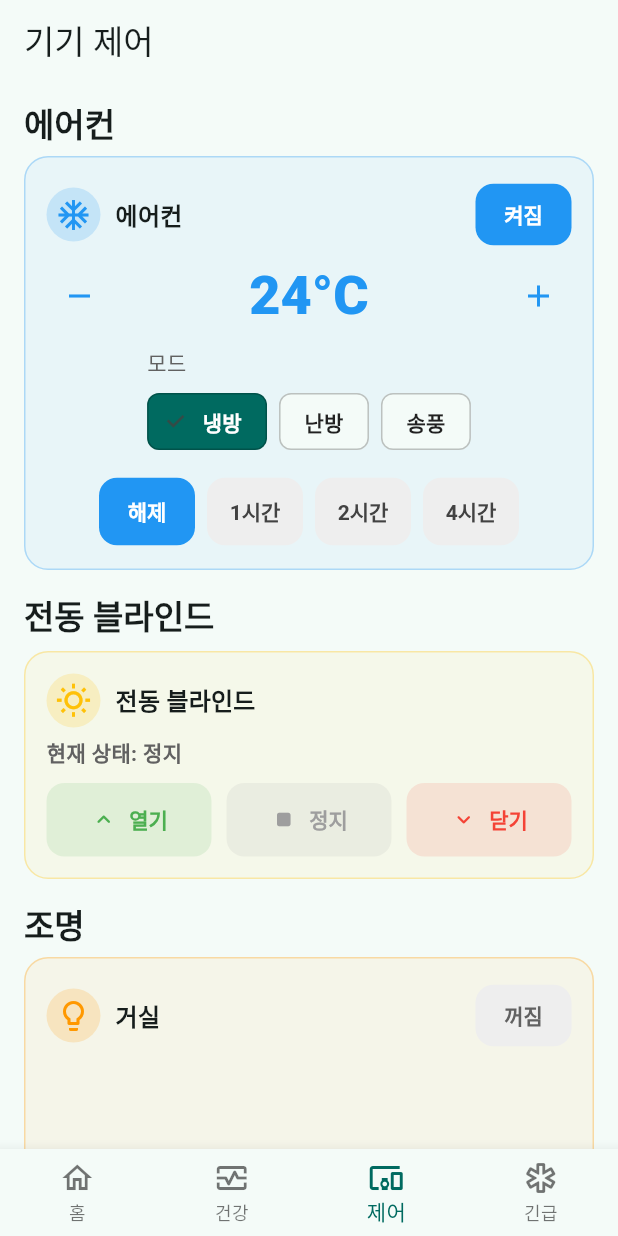
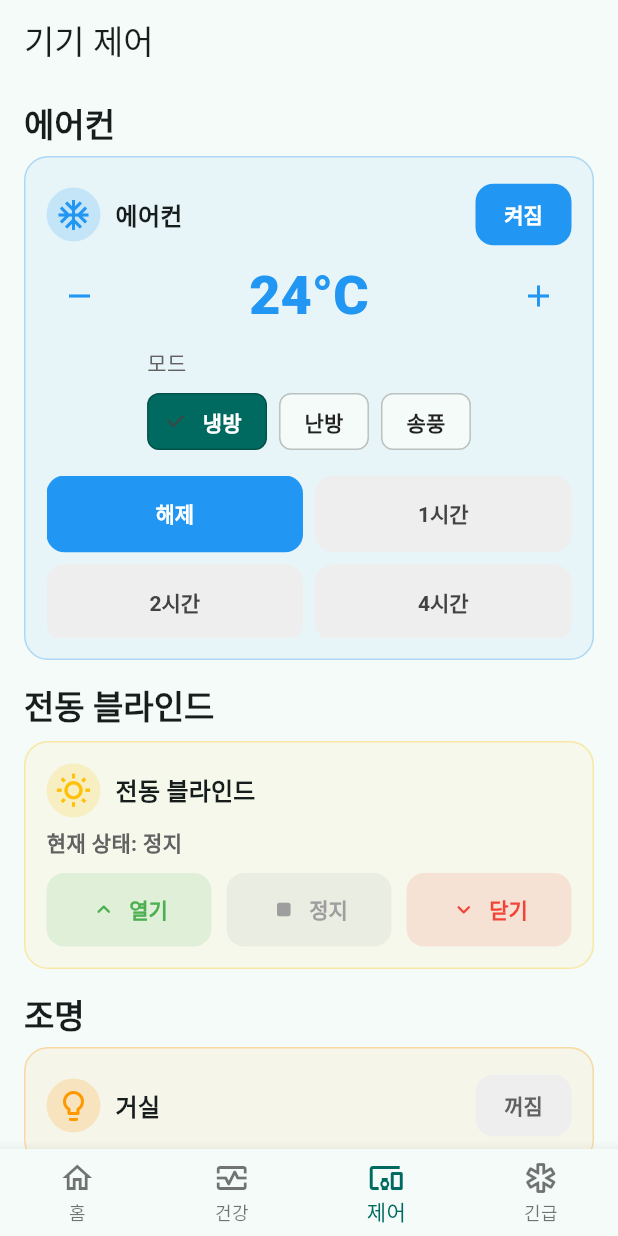
Before and after one commit to estherox123/finalhealthcheck, a Flutter app: the screen it shows after launch, item 3 of the bottom bar chosen, after a tap on "꺼짐", on a phone screen of 412 x 824 dp. Run offline on Flutter 3.47's test engine with Material 3 defaults, Android fonts, the phone set to English and light mode, and no system bars; our stand-ins replace fl_chart, package_info_plus, shared_preferences; missing offline and left inert: android_intent_plus, health; statements that could not run were skipped.

Commit message:
iot design fixed

```diff
--- a/lib/pages/device_control_page.dart
+++ b/lib/pages/device_control_page.dart
@@ -1,4 +1,3 @@
-// lib/pages/device_control_page.dart
 import 'package:flutter/material.dart';
 
 import '../data/iot/device_control_controller.dart';
@@ -32,33 +31,30 @@ class _DeviceControlPageState extends State<DeviceControlPage> {
 
   @override
   Widget build(BuildContext context) {
-    final snap = _c.snapshot; // IotSnapshot?
-    final loading = snap == null;
+    final snap = _c.snapshot;
+    final loading = _c.status != IotStatus.ready;
 
     return Scaffold(
       appBar: AppBar(title: const Text('기기 제어')),
       body: RefreshIndicator(
-        // 컨트롤러에 refresh가 없다 했으니 init()을 재호출해 재로딩
         onRefresh: () => _c.init(),
         child: ListView(
           padding: const EdgeInsets.fromLTRB(16, 12, 16, 24),
           children: [
-            // ============ 에어컨 (AcMode/컨트롤러 시그니처에 맞춤) ============
             _SectionTitle('에어컨'),
             _AirconCard(
-              state: snap?.aircon,                   // AcState?
-              onToggle: () => _c.toggleAc(),
-              onTempDelta: (d) => _c.acTempDelta(d), // int delta
-              onSetMode: (m) => _c.setAcMode(m),     // AcMode
-              onSetTimer: (h) => _c.setAcTimer(h),   // int hours(0,1,2,4)
+              state: snap.aircon,
+              onToggle: _c.toggleAc,
+              onTempDelta: _c.acTempDelta,
+              onSetMode: _c.setAcMode,
+              onSetTimer: _c.setAcTimer,
               loading: loading,
             ),
             const SizedBox(height: 16),
 
-            // ============ 전동 블라인드 (setBlinds + 단순 상태) ============
             _SectionTitle('전동 블라인드'),
             _BlindsCard(
-              status: snap?.blinds, // BlindsStatus? (open/close/stop 중 하나)
+              status: snap.blinds,
               onOpen: () => _c.setBlinds(BlindsStatus.open),
               onStop: () => _c.setBlinds(BlindsStatus.stop),
               onClose: () => _c.setBlinds(BlindsStatus.close),
@@ -66,13 +62,12 @@ class _DeviceControlPageState extends State<DeviceControlPage> {
             ),
             const SizedBox(height: 16),
 
-            // ============ 조명(방별 큰 카드: 거실/침실/주방) ===============
             _SectionTitle('조명'),
-            _LightsRow(
+            _LightsColumn(
               rooms: const ['거실', '침실', '주방'],
               snapshot: snap,
-              onToggle: (room) => _c.toggleLight(room),
-              onBrightness: (room, b) => _c.setBrightness(room, b),
+              onToggle: _c.toggleLight,
+              onBrightness: _c.setBrightness,
               loading: loading,
             ),
           ],
@@ -89,18 +84,20 @@ class _SectionTitle extends StatelessWidget {
   @override
   Widget build(BuildContext context) => Padding(
     padding: const EdgeInsets.only(bottom: 8),
-    child: Text(text,
+    child: Text(
+      text,
       style: Theme.of(context)
           .textTheme
           .titleLarge
-            ?.copyWith(fontWeight: FontWeight.w800)),
+          ?.copyWith(fontWeight: FontWeight.w800),
+    ),
   );
 }
 
 /* ================================ 에어컨 ================================ */
 
 class _AirconCard extends StatelessWidget {
-  final dynamic state;
+  final AirconState state;
   final VoidCallback onToggle;
   final void Function(int delta) onTempDelta;
   final void Function(AcMode mode) onSetMode;
@@ -118,10 +115,10 @@ class _AirconCard extends StatelessWidget {
 
   @override
   Widget build(BuildContext context) {
-    final bool on   = (state?.isOn as bool?) ?? false;
-    final int  temp = (state?.temperature as int?) ?? 24;
-    final AcMode mode = (state?.mode as AcMode?) ?? AcMode.cool;
-    final int  timer  = (state?.timerHours as int?) ?? 0;
+    final bool on = state.isOn;
+    final int temp = state.temperature;
+    final AcMode mode = state.mode;
+    final int timer = state.timerHours;
 
     return _Card(
       color: Colors.blue,
@@ -140,7 +137,7 @@ class _AirconCard extends StatelessWidget {
             ),
           ),
           AnimatedSwitcher(
-            duration: const Duration(milliseconds: 200),
+            duration: const Duration(milliseconds: 180),
             child: on
                 ? Column(
               key: const ValueKey('ac-on'),
@@ -156,8 +153,7 @@ class _AirconCard extends StatelessWidget {
                 _ModeChips<AcMode>(
                   label: '모드',
                   value: mode,
-                  // const로 박으면 “맵 키는 상수여야” 오류가 날 수 있어요 → 일반 Map 사용
-                  items: {
+                  items: const {
                     AcMode.cool: '냉방',
                     AcMode.heat: '난방',
                     AcMode.fan: '송풍',
@@ -165,8 +161,8 @@ class _AirconCard extends StatelessWidget {
                   onSelected: loading ? null : onSetMode,
                 ),
                 const SizedBox(height: 12),
-                _TimerChips(
-                  value: timer,                  // 0/1/2/4
+                _TimerGrid2x2(
+                  value: timer, // 0/1/2/4
                   onSelected: loading ? null : onSetTimer,
                   color: Colors.blue,
                 ),
@@ -180,10 +176,65 @@ class _AirconCard extends StatelessWidget {
   }
 }
 
+/* ===== 타이머 2x2 그리드 (해제 / 1시간 / 2시간 / 4시간) – 글자 줄바꿈 방지 ===== */
+
+class _TimerGrid2x2 extends StatelessWidget {
+  final int value; // 0/1/2/4
+  final void Function(int v)? onSelected;
+  final Color color;
+  const _TimerGrid2x2({
+    required this.value,
+    required this.onSelected,
+    required this.color,
+  });
+
+  @override
+  Widget build(BuildContext context) {
+    const items = [0, 1, 2, 4];
+    return LayoutBuilder(builder: (context, c) {
+      // 버튼 높이/패딩을 가로폭에 맞춰 살짝 보정
+      final double w = c.maxWidth;
+      final double h = w < 300 ? 44 : 50;
+      final padV = w < 300 ? 10.0 : 12.0;
+
+      return SizedBox(
+        height: h * 2 + 8, // 두 줄 + 간격
+        child: GridView.count(
+          physics: const NeverScrollableScrollPhysics(),
+          crossAxisCount: 2,
+          mainAxisSpacing: 8,
+          crossAxisSpacing: 8,
+          childAspectRatio: (w / 2 - 8) / h,
+          children: items.map((hVal) {
+            final sel = hVal == value;
+            return ElevatedButton(
+              onPressed: onSelected == null ? null : () => onSelected!(hVal),
+              style: ElevatedButton.styleFrom(
+                elevation: 0,
+                padding: EdgeInsets.symmetric(vertical: padV),
+                backgroundColor: sel ? color : Colors.grey.shade200,
+                foregroundColor: sel ? Colors.white : Colors.grey.shade800,
+                shape: RoundedRectangleBorder(
+                  borderRadius: BorderRadius.circular(12),
+                ),
+                textStyle: const TextStyle(fontWeight: FontWeight.w700),
+              ),
+              child: FittedBox(
+                fit: BoxFit.scaleDown,
+                child: Text(hVal == 0 ? '해제' : '${hVal}시간'),
+              ),
+            );
+          }).toList(),
+        ),
+      );
+    });
+  }
+}
+
 /* ============================ 전동 블라인드 ============================ */
 
 class _BlindsCard extends StatelessWidget {
-  final BlindsStatus? status; // open/close/stop 중 하나
+  final BlindsStatus status;
   final VoidCallback onOpen;
   final VoidCallback onStop;
   final VoidCallback onClose;
@@ -211,7 +262,6 @@ class _BlindsCard extends StatelessWidget {
 
   @override
   Widget build(BuildContext context) {
-    final s = status ?? BlindsStatus.stop;
     final color = Colors.amber;
 
     return _Card(
@@ -226,14 +276,13 @@ class _BlindsCard extends StatelessWidget {
           ),
           const SizedBox(height: 6),
           Text(
-            '현재 상태: ${_label(s)}',
+            '현재 상태: ${_label(status)}',
             style: Theme.of(context)
                 .textTheme
                 .bodyMedium
                 ?.copyWith(color: Colors.grey[700], fontWeight: FontWeight.w600),
           ),
           const SizedBox(height: 10),
-          // 큰 3버튼(열기/정지/닫기) – 직관 위주
           Row(
             children: [
               Expanded(
@@ -272,14 +321,15 @@ class _BlindsCard extends StatelessWidget {
 
 /* ================================ 조명 ================================ */
 
-class _LightsRow extends StatelessWidget {
+/// 방마다 “개별 카드”를 세로로 배치해, 꺼짐일 때는 매우 얇고 켜짐에서만 확장.
+class _LightsColumn extends StatelessWidget {
   final List<String> rooms;
-  final IotSnapshot? snapshot;
+  final IotSnapshot snapshot;
   final void Function(String room) onToggle;
   final void Function(String room, BrightnessLevel b) onBrightness;
   final bool loading;
 
-  const _LightsRow({
+  const _LightsColumn({
     required this.rooms,
     required this.snapshot,
     required this.onToggle,
@@ -289,25 +339,43 @@ class _LightsRow extends StatelessWidget {
 
   @override
   Widget build(BuildContext context) {
-    return LayoutBuilder(builder: (context, c) {
-      final w = c.maxWidth;
-      final cross = w < 420 ? 1 : (w < 680 ? 2 : 3);
+    return Column(
+      children: [
+        for (final room in rooms) ...[
+          _LightCard(
+            room: room,
+            state: snapshot.lights[room] ??
+                const LightRoomState(isOn: false, brightness: BrightnessLevel.normal),
+            onToggle: () => onToggle(room),
+            onBrightness: (b) => onBrightness(room, b),
+            loading: loading,
+          ),
+          const SizedBox(height: 12),
+        ]
+      ],
+    );
+  }
+}
 
-      return GridView.builder(
-        shrinkWrap: true,
-        physics: const NeverScrollableScrollPhysics(),
-        itemCount: rooms.length,
-        gridDelegate: SliverGridDelegateWithFixedCrossAxisCount(
-          crossAxisCount: cross,
-          crossAxisSpacing: 12,
-          mainAxisSpacing: 12,
-          childAspectRatio: 1.05,
-        ),
-        itemBuilder: (_, i) {
-          final room = rooms[i];
-          final LightRoomState? s = snapshot?.lights[room];
-          final on = s?.isOn ?? false;
-          final b = s?.brightness ?? BrightnessLevel.normal;
+class _LightCard extends StatelessWidget {
+  final String room;
+  final LightRoomState state;
+  final VoidCallback onToggle;
+  final void Function(BrightnessLevel b) onBrightness;
+  final bool loading;
+
+  const _LightCard({
+    required this.room,
+    required this.state,
+    required this.onToggle,
+    required this.onBrightness,
+    required this.loading,
+  });
+
+  @override
+  Widget build(BuildContext context) {
+    final on = state.isOn;
+    final b = state.brightness;
 
     return _Card(
       color: Colors.orange,
@@ -320,37 +388,33 @@ class _LightsRow extends StatelessWidget {
             title: room,
             trailing: _PrimaryButton(
               label: on ? '켜짐' : '꺼짐',
-                    onPressed: loading ? null : () => onToggle(room),
+              onPressed: loading ? null : onToggle,
               active: on,
               color: Colors.orange,
             ),
           ),
-                AnimatedCrossFade(
-                  crossFadeState:
-                  on ? CrossFadeState.showSecond : CrossFadeState.showFirst,
+          AnimatedSize(
             duration: const Duration(milliseconds: 180),
-                  firstChild: const SizedBox(height: 4),
-                  secondChild: Padding(
+            curve: Curves.easeOut,
+            child: on
+                ? Padding(
               padding: const EdgeInsets.only(top: 8),
               child: _ModeChips<BrightnessLevel>(
                 label: '밝기',
                 value: b,
-                      items: {
+                items: const {
                   BrightnessLevel.dim: '어둡게',
                   BrightnessLevel.normal: '보통',
                   BrightnessLevel.bright: '밝게',
                 },
-                      onSelected:
-                      loading ? null : (v) => onBrightness(room, v),
+                onSelected: loading ? null : onBrightness,
               ),
-                  ),
+            )
+                : const SizedBox(height: 0),
           ),
         ],
       ),
     );
-        },
-      );
-    });
   }
 }
 
@@ -418,9 +482,8 @@ class _PrimaryButton extends StatelessWidget {
       elevation: 0,
       backgroundColor: active ? color : Colors.grey.shade200,
       foregroundColor: active ? Colors.white : Colors.grey.shade700,
-      padding: const EdgeInsets.symmetric(horizontal: 16, vertical: 10),
-      shape:
-      RoundedRectangleBorder(borderRadius: BorderRadius.circular(12)),
+      padding: const EdgeInsets.symmetric(horizontal: 14, vertical: 10),
+      shape: RoundedRectangleBorder(borderRadius: BorderRadius.circular(12)),
       textStyle: const TextStyle(fontWeight: FontWeight.w700),
     ),
     child: Text(label),
@@ -443,11 +506,13 @@ class _TempControlRow extends StatelessWidget {
       Expanded(
         child: FittedBox(
           fit: BoxFit.scaleDown,
-          child: Text('$temp°C',
+          child: Text(
+            '$temp°C',
             style: Theme.of(context)
                 .textTheme
                 .displaySmall
-                  ?.copyWith(fontWeight: FontWeight.w800, color: color)),
+                ?.copyWith(fontWeight: FontWeight.w800, color: color),
+          ),
         ),
       ),
       const SizedBox(width: 10),
@@ -480,7 +545,7 @@ class _RoundIconBtn extends StatelessWidget {
 class _ModeChips<T> extends StatelessWidget {
   final String label;
   final T value;
-  final Map<T, String> items;           // const 강제 X (상수 오류 방지)
+  final Map<T, String> items;
   final void Function(T v)? onSelected;
   const _ModeChips({
     required this.label,
@@ -493,11 +558,11 @@ class _ModeChips<T> extends StatelessWidget {
   Widget build(BuildContext context) => Column(
     crossAxisAlignment: CrossAxisAlignment.start,
     children: [
-      Text(label,
-          style: Theme.of(context)
-              .textTheme
-              .bodyMedium
-              ?.copyWith(color: Colors.grey[700])),
+      Text(
+        label,
+        style:
+        Theme.of(context).textTheme.bodyMedium?.copyWith(color: Colors.grey[700]),
+      ),
       const SizedBox(height: 6),
       Wrap(
         spacing: 8,
@@ -521,47 +586,6 @@ class _ModeChips<T> extends StatelessWidget {
   );
 }
 
-class _TimerChips extends StatelessWidget {
-  final int value; // 0/1/2/4
-  final void Function(int v)? onSelected;
-  final Color color;
-  const _TimerChips({required this.value, required this.onSelected, required this.color});
-
-  @override
-  Widget build(BuildContext context) {
-    final items = [0, 1, 2, 4];
-    return LayoutBuilder(builder: (context, c) {
-      // 버튼이 세로로 꺾이지 않게 폭/패딩 자동조정
-      final isTight = c.maxWidth < 320;
-      final btnPad = EdgeInsets.symmetric(
-        horizontal: isTight ? 10 : 14,
-        vertical: isTight ? 10 : 12,
-      );
-
-      return Wrap(
-        spacing: 8,
-        runSpacing: 8,
-        children: items.map((h) {
-          final sel = h == value;
-          return ElevatedButton(
-            onPressed: onSelected == null ? null : () => onSelected!(h),
-            style: ElevatedButton.styleFrom(
-              elevation: 0,
-              padding: btnPad,
-              shape:
-              RoundedRectangleBorder(borderRadius: BorderRadius.circular(12)),
-              backgroundColor: sel ? color : Colors.grey.shade200,
-              foregroundColor: sel ? Colors.white : Colors.grey.shade800,
-              textStyle: const TextStyle(fontWeight: FontWeight.w700),
-            ),
-            child: Text(h == 0 ? '해제' : '${h}시간'),
-          );
-        }).toList(),
-      );
-    });
-  }
-}
-
 class _BigAction extends StatelessWidget {
   final IconData icon;
   final String label;
@@ -580,8 +604,7 @@ class _BigAction extends StatelessWidget {
       padding: const EdgeInsets.symmetric(vertical: 14),
       backgroundColor: color.withOpacity(.12),
       foregroundColor: color,
-      shape:
-      RoundedRectangleBorder(borderRadius: BorderRadius.circular(12)),
+      shape: RoundedRectangleBorder(borderRadius: BorderRadius.circular(12)),
       textStyle: const TextStyle(fontWeight: FontWeight.w800),
     ),
   );
```
Lines whose indentation alone changed are shown as unchanged.
